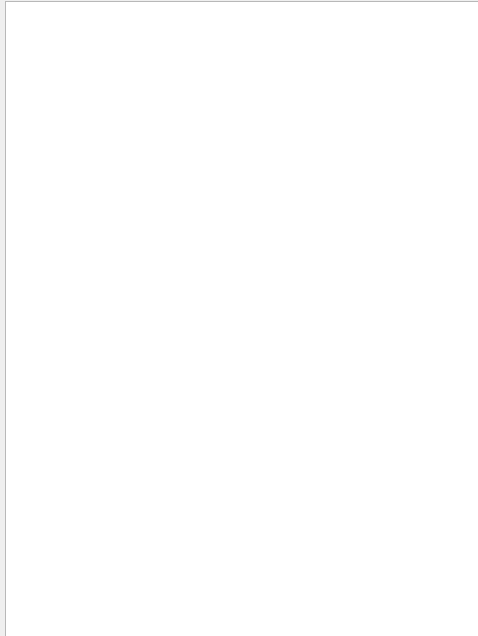
The window that gamewidget.ui (QuadrantQuartet/PileBox) describes before a commit, drawn with Qt 5.
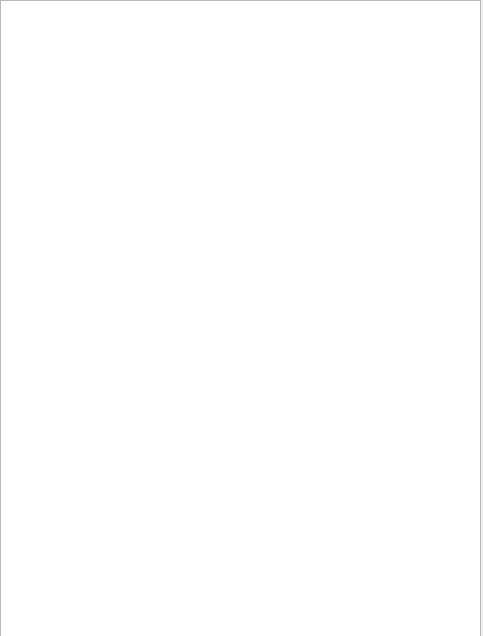
The same window after the commit.

Patch:
```diff
--- a/gamewidget.ui
+++ b/gamewidget.ui
@@ -6,22 +6,37 @@
    <rect>
     <x>0</x>
     <y>0</y>
-    <width>478</width>
+    <width>483</width>
     <height>636</height>
    </rect>
   </property>
   <property name="windowTitle">
    <string>Gaming Time</string>
   </property>
+  <property name="autoFillBackground">
+   <bool>false</bool>
+  </property>
   <widget class="QGraphicsView" name="graphicsView">
    <property name="geometry">
     <rect>
-     <x>5</x>
-     <y>1</y>
+     <x>0</x>
+     <y>0</y>
      <width>481</width>
      <height>651</height>
     </rect>
    </property>
+   <property name="sizePolicy">
+    <sizepolicy hsizetype="Expanding" vsizetype="Expanding">
+     <horstretch>1</horstretch>
+     <verstretch>1</verstretch>
+    </sizepolicy>
+   </property>
+   <property name="verticalScrollBarPolicy">
+    <enum>Qt::ScrollBarAlwaysOff</enum>
+   </property>
+   <property name="horizontalScrollBarPolicy">
+    <enum>Qt::ScrollBarAlwaysOff</enum>
+   </property>
   </widget>
  </widget>
  <resources/>
```
